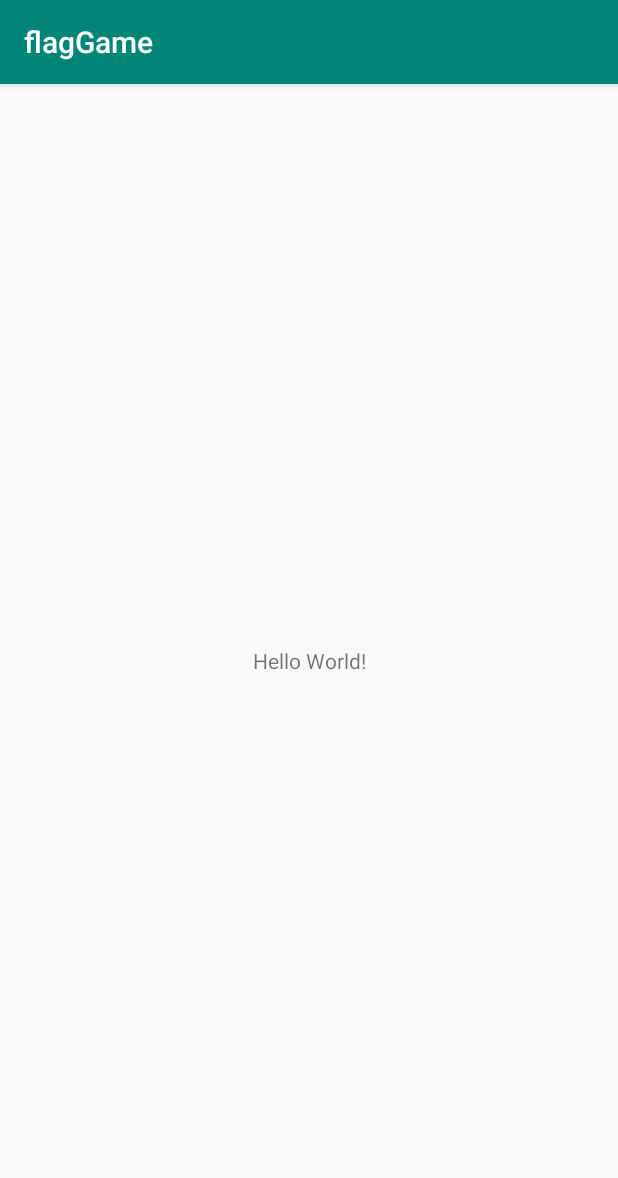
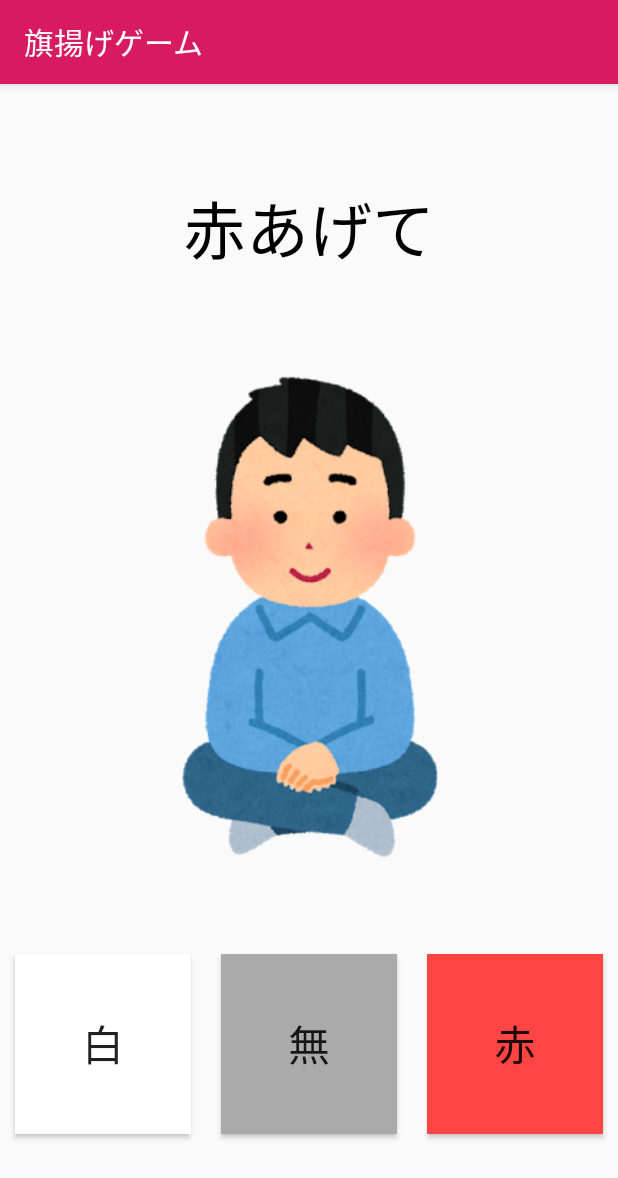
Before and after one commit to Takarkiz/FlagGame, an Android app: the screen it shows after launch (MainActivity), on a phone screen of 412 x 824 dp. Shown: the top 1178 px of the screen. Run offline under Robolectric (Android 15) with nearby library versions, the phone set to English and light mode, and no system bars.

Commit message:
fix main layout

```diff
--- a/app/src/main/res/layout/activity_main.xml
+++ b/app/src/main/res/layout/activity_main.xml
@@ -6,13 +6,80 @@
     android:layout_height="match_parent"
     tools:context=".MainActivity">
 
-    <TextView
-        android:layout_width="wrap_content"
-        android:layout_height="wrap_content"
-        android:text="Hello World!"
+    <LinearLayout
+        android:layout_width="match_parent"
+        android:layout_height="match_parent"
+        android:gravity="center_horizontal"
+        android:orientation="vertical"
         app:layout_constraintBottom_toBottomOf="parent"
-        app:layout_constraintLeft_toLeftOf="parent"
-        app:layout_constraintRight_toRightOf="parent"
-        app:layout_constraintTop_toTopOf="parent" />
+        app:layout_constraintEnd_toEndOf="parent"
+        app:layout_constraintStart_toStartOf="parent"
+        app:layout_constraintTop_toTopOf="parent">
+
+        <TextView
+            android:id="@+id/flagOrderTextView"
+            android:layout_width="wrap_content"
+            android:layout_height="0dp"
+            android:layout_margin="30dp"
+            android:layout_weight="2"
+            android:gravity="center"
+            android:text="赤あげて"
+            android:textColor="@android:color/black"
+            android:textSize="42sp" />
+
+        <androidx.constraintlayout.widget.ConstraintLayout
+            android:layout_width="match_parent"
+            android:layout_height="0dp"
+            android:layout_weight="5">
+
+            <ImageView
+                android:id="@+id/imageView"
+                android:layout_width="wrap_content"
+                android:layout_height="0dp"
+                app:layout_constraintBottom_toBottomOf="parent"
+                app:layout_constraintEnd_toEndOf="parent"
+                app:layout_constraintStart_toStartOf="parent"
+                app:layout_constraintTop_toTopOf="parent"
+                app:srcCompat="@drawable/pose_agura_man" />
+        </androidx.constraintlayout.widget.ConstraintLayout>
+
+        <LinearLayout
+            android:layout_width="match_parent"
+            android:layout_height="0dp"
+            android:layout_marginTop="50dp"
+            android:layout_weight="3"
+            android:orientation="horizontal">
+
+            <Button
+                android:id="@+id/whiteFragButton"
+                android:layout_width="wrap_content"
+                android:layout_height="120dp"
+                android:layout_margin="10dp"
+                android:layout_weight="1"
+                android:background="@android:color/white"
+                android:text="@string/white"
+                android:textSize="28sp" />
+
+            <Button
+                android:id="@+id/nothingButton"
+                android:layout_width="wrap_content"
+                android:layout_height="120dp"
+                android:layout_margin="10dp"
+                android:layout_weight="1"
+                android:background="@android:color/darker_gray"
+                android:text="@string/nothing"
+                android:textSize="28sp" />
+
+            <Button
+                android:id="@+id/redFragButton"
+                android:layout_width="wrap_content"
+                android:layout_height="120dp"
+                android:layout_margin="10dp"
+                android:layout_weight="1"
+                android:background="@android:color/holo_red_light"
+                android:text="@string/red"
+                android:textSize="28sp" />
+        </LinearLayout>
+    </LinearLayout>
 
 </androidx.constraintlayout.widget.ConstraintLayout>
--- a/app/src/main/res/values/colors.xml
+++ b/app/src/main/res/values/colors.xml
@@ -1,6 +1,6 @@
 <?xml version="1.0" encoding="utf-8"?>
 <resources>
-    <color name="colorPrimary">#008577</color>
-    <color name="colorPrimaryDark">#00574B</color>
+    <color name="colorPrimary">#d81b60</color>
+    <color name="colorPrimaryDark">#a00037</color>
     <color name="colorAccent">#D81B60</color>
 </resources>
--- a/app/src/main/res/values/strings.xml
+++ b/app/src/main/res/values/strings.xml
@@ -1,3 +1,6 @@
 <resources>
-    <string name="app_name">flagGame</string>
+    <string name="app_name">旗揚げゲーム</string>
+    <string name="white">白</string>
+    <string name="nothing">無</string>
+    <string name="red">赤</string>
 </resources>
```
